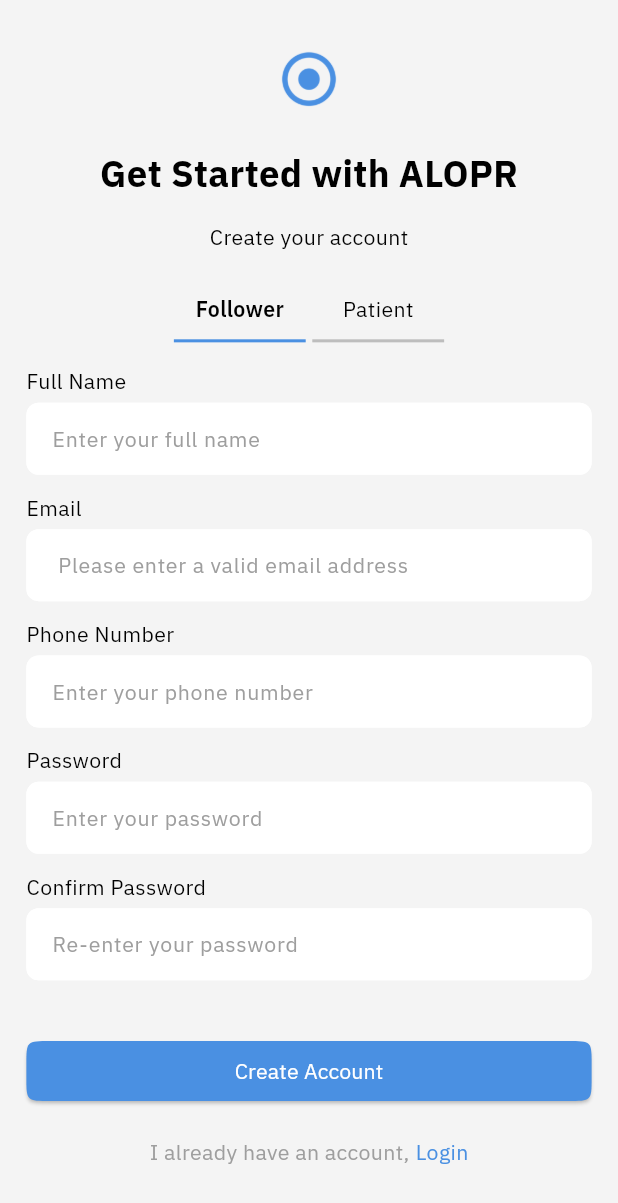
After one commit to ahmedalnagdy18/alopr, a Flutter app: the screen it shows after launch, after a tap on "Let's get started!", after a tap on "Skip", on a phone screen of 412 x 824 dp. The commit adds this screen. Shown: the top 1203 px of the screen. Run offline on Flutter 3.47's test engine with Material 3 defaults, Android fonts, the phone set to English and light mode, and no system bars; our stand-ins replace dots_indicator, flutter_screenutil, flutter_svg, google_fonts.

Commit message:
start register ui

```diff
--- /dev/null
+++ b/lib/core/common/inkweel_widget.dart
@@ -0,0 +1,18 @@
+import 'package:flutter/material.dart';
+
+class InkwellWidget extends StatelessWidget {
+  const InkwellWidget({super.key, this.onTap, this.child});
+  final Function()? onTap;
+  final Widget? child;
+  @override
+  Widget build(BuildContext context) {
+    return InkWell(
+      splashColor: Colors.transparent,
+      overlayColor: const WidgetStatePropertyAll(
+        Colors.transparent,
+      ),
+      onTap: onTap,
+      child: child,
+    );
+  }
+}
--- /dev/null
+++ b/lib/core/common/textfield.dart
@@ -0,0 +1,119 @@
+import 'package:alopr/core/colors/app_colors.dart';
+import 'package:alopr/core/fonts/app_text.dart';
+import 'package:flutter/material.dart';
+import 'package:flutter/services.dart';
+import 'package:flutter_screenutil/flutter_screenutil.dart';
+
+class TextFieldWidget extends StatelessWidget {
+  final String? hintText;
+  final Widget? suffixIcon;
+  final Widget? prefixIcon;
+  final bool? obscureText;
+  final TextInputType? keyboardType;
+  final TextEditingController? mycontroller;
+  final String? Function(String?)? validator;
+  final int? maxLines;
+  final String? label;
+  final Function(String)? onChanged;
+  final List<TextInputFormatter>? inputFormatters;
+  final TextStyle? errorStyle;
+  final int? maxLength;
+  final double? raduisSize;
+  final String? counterText;
+  final FocusNode? focusNode;
+  final bool? autofocus;
+  final bool? readOnly;
+  final Color? hintTextColor;
+  final Function(String)? onFieldSubmitted;
+
+  const TextFieldWidget({
+    super.key,
+    this.hintText,
+    this.suffixIcon,
+    this.obscureText,
+    this.mycontroller,
+    this.prefixIcon,
+    this.keyboardType,
+    this.validator,
+    this.maxLines,
+    this.label,
+    this.onChanged,
+    this.inputFormatters,
+    this.errorStyle,
+    this.maxLength,
+    this.raduisSize,
+    this.counterText,
+    this.focusNode,
+    this.autofocus,
+    this.readOnly,
+    this.hintTextColor,
+    this.onFieldSubmitted,
+  });
+
+  @override
+  Widget build(BuildContext context) {
+    return TextFormField(
+      cursorColor: AppColors.primaryLight,
+      onFieldSubmitted: onFieldSubmitted,
+      readOnly: readOnly ?? false,
+      autofocus: autofocus ?? false,
+      focusNode: focusNode,
+      style: AppTexts.regular,
+      onChanged: onChanged,
+      obscureText: obscureText ?? false,
+      maxLength: maxLength,
+      maxLines: maxLines ?? 1,
+      controller: mycontroller,
+      validator: validator,
+      inputFormatters: inputFormatters,
+      keyboardType: keyboardType,
+      decoration: InputDecoration(
+        contentPadding: EdgeInsets.symmetric(vertical: 10.h, horizontal: 12.w),
+        labelText: label,
+        labelStyle: TextStyle(
+          fontSize: 14.sp,
+          fontWeight: FontWeight.w400,
+          color: Colors.grey,
+        ),
+        counterText: counterText,
+        errorBorder: OutlineInputBorder(
+          borderRadius: BorderRadius.circular(raduisSize ?? 8.r),
+          borderSide: BorderSide(
+            color: Colors.red,
+          ),
+        ),
+        errorStyle: errorStyle,
+        //  AppTexts.small.copyWith(
+        //   color: AppColors.errorColor,
+        //   overflow: TextOverflow.visible,
+        // ),
+        focusedErrorBorder: OutlineInputBorder(
+          borderSide: BorderSide(
+            color: AppColors.white,
+          ),
+        ),
+        focusedBorder: OutlineInputBorder(
+          borderRadius: BorderRadius.circular(raduisSize ?? 8.r),
+          borderSide: BorderSide(color: AppColors.primaryLight),
+        ),
+        enabledBorder: OutlineInputBorder(
+          borderRadius: BorderRadius.circular(raduisSize ?? 8.r),
+          borderSide: BorderSide(
+            color: AppColors.white,
+          ),
+        ),
+
+        prefixIcon: prefixIcon,
+        suffixIcon: suffixIcon,
+        hintText: hintText,
+        filled: true,
+        fillColor: Colors.white,
+        hintStyle: TextStyle(
+          fontSize: 14.sp,
+          fontWeight: FontWeight.w400,
+          color: hintTextColor ?? Colors.grey,
+        ),
+      ),
+    );
+  }
+}
--- /dev/null
+++ b/lib/features/authentication/presentation/screens/register_page.dart
@@ -0,0 +1,180 @@
+import 'package:alopr/core/colors/app_colors.dart';
+import 'package:alopr/core/common/buttons.dart';
+import 'package:alopr/core/common/inkweel_widget.dart';
+import 'package:alopr/core/common/textfield.dart';
+import 'package:alopr/core/fonts/app_text.dart';
+import 'package:alopr/features/authentication/presentation/widgets/title_widget.dart';
+import 'package:flutter/material.dart';
+import 'package:flutter_screenutil/flutter_screenutil.dart';
+
+class RegisterPage extends StatefulWidget {
+  const RegisterPage({super.key});
+
+  @override
+  State<RegisterPage> createState() => _RegisterPageState();
+}
+
+class _RegisterPageState extends State<RegisterPage> {
+  int selectRole = 0;
+  @override
+  Widget build(BuildContext context) {
+    return Scaffold(
+      backgroundColor: AppColors.backgroundLight,
+      body: SafeArea(
+        bottom: false,
+        child: SingleChildScrollView(
+          child: Center(
+            child: Padding(
+              padding: EdgeInsets.symmetric(horizontal: 16.w, vertical: 24.h),
+              child: Column(
+                crossAxisAlignment: CrossAxisAlignment.center,
+                children: [
+                  TitleWidget(
+                    title: 'Get Started with ALOPR',
+                    subTitle: 'Create your account',
+                  ),
+                  SizedBox(height: 27.h),
+                  Row(
+                    mainAxisAlignment: MainAxisAlignment.center,
+                    children: [
+                      InkwellWidget(
+                        onTap: () {
+                          setState(() {
+                            selectRole = 0;
+                          });
+                        },
+                        child: Column(
+                          children: [
+                            Text(
+                              'Follower',
+                              style: AppTexts.regular.copyWith(
+                                  fontWeight: selectRole == 0
+                                      ? FontWeight.w600
+                                      : FontWeight.w400),
+                            ),
+                            SizedBox(height: 10.h),
+                            Container(
+                              height: 2.h,
+                              width: 80.w,
+                              color: selectRole == 0
+                                  ? AppColors.primaryLight
+                                  : Colors.grey.shade400,
+                            ),
+                          ],
+                        ),
+                      ),
+                      SizedBox(width: 4.w),
+                      InkwellWidget(
+                        onTap: () {
+                          setState(() {
+                            selectRole = 1;
+                          });
+                        },
+                        child: Column(
+                          children: [
+                            Text(
+                              'Patient',
+                              style: AppTexts.regular.copyWith(
+                                  fontWeight: selectRole == 1
+                                      ? FontWeight.w600
+                                      : FontWeight.w400),
+                            ),
+                            SizedBox(height: 10.h),
+                            Container(
+                                height: 2.h,
+                                width: 80.w,
+                                color: selectRole == 1
+                                    ? AppColors.primaryLight
+                                    : Colors.grey.shade400),
+                          ],
+                        ),
+                      ),
+                    ],
+                  ),
+                  SizedBox(height: 16.h),
+                  SizedBox(
+                    width: double.infinity,
+                    child: Column(
+                      crossAxisAlignment: CrossAxisAlignment.start,
+                      children: [
+                        Text(
+                          'Full Name',
+                          style: AppTexts.regular,
+                        ),
+                        SizedBox(height: 4.h),
+                        TextFieldWidget(
+                          hintText: "Enter your full name",
+                        ),
+                        SizedBox(height: 12.h),
+                        Text(
+                          'Email',
+                          style: AppTexts.regular,
+                        ),
+                        SizedBox(height: 4.h),
+                        TextFieldWidget(
+                          hintText: " Please enter a valid email address",
+                        ),
+                        SizedBox(height: 12.h),
+                        Text(
+                          'Phone Number',
+                          style: AppTexts.regular,
+                        ),
+                        SizedBox(height: 4.h),
+                        TextFieldWidget(
+                          hintText: "Enter your phone number",
+                        ),
+                        SizedBox(height: 12.h),
+                        Text(
+                          'Password',
+                          style: AppTexts.regular,
+                        ),
+                        SizedBox(height: 4.h),
+                        TextFieldWidget(
+                          hintText: "Enter your password",
+                        ),
+                        SizedBox(height: 12.h),
+                        Text(
+                          'Confirm Password',
+                          style: AppTexts.regular,
+                        ),
+                        SizedBox(height: 4.h),
+                        TextFieldWidget(
+                          hintText: "Re-enter your password",
+                        ),
+                        SizedBox(height: 12.h),
+                      ],
+                    ),
+                  ),
+                  SizedBox(height: 24.h),
+                  MainAppButton(
+                    bouttonWidth: double.infinity,
+                    onPressed: () {},
+                    text: 'Create Account',
+                  ),
+                  SizedBox(height: 20.h),
+                  Row(
+                    mainAxisAlignment: MainAxisAlignment.center,
+                    children: [
+                      Text(
+                        'I already have an account,',
+                        style: AppTexts.regular.copyWith(color: Colors.grey),
+                      ),
+                      SizedBox(width: 4),
+                      Text(
+                        'Login',
+                        style: AppTexts.regular
+                            .copyWith(color: AppColors.buttonLight),
+                      ),
+                    ],
+                  ),
+                  SizedBox(height: 16.h),
+                ],
+              ),
+            ),
+          ),
+        ),
+      ),
+      resizeToAvoidBottomInset: true,
+    );
+  }
+}
--- /dev/null
+++ b/lib/features/authentication/presentation/widgets/title_widget.dart
@@ -0,0 +1,32 @@
+import 'package:alopr/core/fonts/app_text.dart';
+import 'package:flutter/material.dart';
+import 'package:flutter_screenutil/flutter_screenutil.dart';
+
+class TitleWidget extends StatelessWidget {
+  const TitleWidget({super.key, required this.title, required this.subTitle});
+  final String title;
+  final String subTitle;
+  @override
+  Widget build(BuildContext context) {
+    return Column(
+      crossAxisAlignment: CrossAxisAlignment.center,
+      children: [
+        SizedBox(
+          height: 56.h,
+          width: 56.w,
+          child: Image.asset("images/icon.png"),
+        ),
+        SizedBox(height: 16.h),
+        Text(
+          title,
+          style: AppTexts.title.copyWith(fontSize: 24.sp),
+        ),
+        SizedBox(height: 16.h),
+        Text(
+          subTitle,
+          style: AppTexts.regular,
+        ),
+      ],
+    );
+  }
+}
--- a/lib/features/onboarding/screens/onboarding_page.dart
+++ b/lib/features/onboarding/screens/onboarding_page.dart
@@ -1,4 +1,5 @@
 import 'package:alopr/core/common/buttons.dart';
+import 'package:alopr/features/authentication/presentation/screens/register_page.dart';
 import 'package:alopr/features/onboarding/widgets/onboarding_model.dart';
 import 'package:dots_indicator/dots_indicator.dart';
 import 'package:flutter/material.dart';
@@ -56,7 +57,7 @@ class _OnboardingPageState extends State<OnboardingPage>
   @override
   Widget build(BuildContext context) {
     return Scaffold(
-      backgroundColor: Colors.white,
+      backgroundColor: AppColors.backgroundLight,
       body: Stack(
         children: [
           /// الصفحة الأصلية اللي هتظهر بعد الريڤيل
@@ -65,6 +66,9 @@ class _OnboardingPageState extends State<OnboardingPage>
               padding: EdgeInsets.symmetric(horizontal: 16.w, vertical: 16.h),
               child: Column(
                 crossAxisAlignment: CrossAxisAlignment.center,
+                children: [
+                  Row(
+                    mainAxisAlignment: MainAxisAlignment.spaceBetween,
                     children: [
                       Align(
                         alignment: currentIndex == 7
@@ -75,6 +79,24 @@ class _OnboardingPageState extends State<OnboardingPage>
                           width: 56.w,
                           child: Image.asset("images/icon.png"),
                         ),
+                      ),
+                      if (currentIndex != 7 && currentIndex != 0)
+                        Padding(
+                          padding: EdgeInsets.only(right: 16).r,
+                          child: InkWell(
+                            onTap: () {
+                              Navigator.of(context).push(MaterialPageRoute(
+                                builder: (context) => RegisterPage(),
+                              ));
+                            },
+                            child: Text(
+                              'Skip',
+                              style: AppTexts.regular
+                                  .copyWith(color: AppColors.primaryLight),
+                            ),
+                          ),
+                        ),
+                    ],
                   ),
                   if (currentIndex == 7)
                     Text(
@@ -88,40 +110,42 @@ class _OnboardingPageState extends State<OnboardingPage>
                       children: [
                         Expanded(
                           child: PageView.builder(
+                            physics: NeverScrollableScrollPhysics(),
                             onPageChanged: (index) {
                               setState(() {
                                 currentIndex = index;
                               });
                             },
                             controller: _pageController,
-                            itemCount: onboardingTitle.length,
+                            itemCount: onboardingData.length,
                             itemBuilder: (context, index) {
+                              final data = onboardingData[index];
                               return Column(
                                 children: [
                                   SizedBox(
                                     height: 280.h,
                                     width: 375.w,
                                     child: SvgPicture.asset(
-                                      onboardingImages[index],
+                                      data.image,
                                       fit: BoxFit.contain,
                                     ),
                                   ),
                                   SizedBox(height: 24.h),
                                   Text(
-                                    onboardingMainTitle[index],
+                                    data.mainTitle,
                                     style: AppTexts.regular,
                                     textAlign: TextAlign.center,
                                   ),
                                   SizedBox(height: 16.h),
                                   Text(
-                                    onboardingTitle[index],
+                                    data.title,
                                     style: AppTexts.heading
                                         .copyWith(fontSize: 20.sp),
                                     textAlign: TextAlign.center,
                                   ),
                                   SizedBox(height: 16.h),
                                   Text(
-                                    onboardingSubTitle[index],
+                                    data.subTitle,
                                     style: AppTexts.regular.copyWith(
                                         color: AppColors.paragraphLight),
                                     textAlign: TextAlign.center,
@@ -141,7 +165,7 @@ class _OnboardingPageState extends State<OnboardingPage>
                                   size: Size(6, 6),
                                   activeColor: AppColors.primaryLight,
                                   activeSize: Size(8, 8)),
-                              dotsCount: 7,
+                              dotsCount: 6,
                               position: currentIndex.toDouble() - 1,
                             ),
                           ),
@@ -151,10 +175,16 @@ class _OnboardingPageState extends State<OnboardingPage>
                           MainAppButton(
                             bouttonWidth: 196,
                             onPressed: () {
+                              if (currentIndex == 7) {
+                                Navigator.of(context).push(MaterialPageRoute(
+                                  builder: (context) => RegisterPage(),
+                                ));
+                              } else {
                                 _pageController.nextPage(
                                   duration: const Duration(milliseconds: 300),
                                   curve: Curves.easeInOut,
                                 );
+                              }
                             },
                             text: currentIndex == 7
                                 ? "Register Now"
@@ -187,15 +217,16 @@ class _OnboardingPageState extends State<OnboardingPage>
                           Row(
                             mainAxisAlignment: MainAxisAlignment.spaceBetween,
                             children: [
-                              InkWell(
+                              Padding(
+                                padding: EdgeInsets.only(left: 16).r,
+                                child: InkWell(
                                   onTap: () {
                                     _pageController.previousPage(
-                                    duration: const Duration(milliseconds: 300),
+                                      duration:
+                                          const Duration(milliseconds: 300),
                                       curve: Curves.easeInOut,
                                     );
                                   },
-                                child: Padding(
-                                  padding: EdgeInsets.only(left: 16).r,
                                   child: Text(
                                     'Back',
                                     style: AppTexts.regular.copyWith(
```
Also changed, not shown: lib/core/common/buttons.dart (+0 -23 lines), lib/core/extentions/app_extentions.dart (added, +48 -0 lines), lib/features/onboarding/widgets/onboarding_model.dart (+70 -42 lines). Lines whose indentation alone changed are shown as unchanged.
